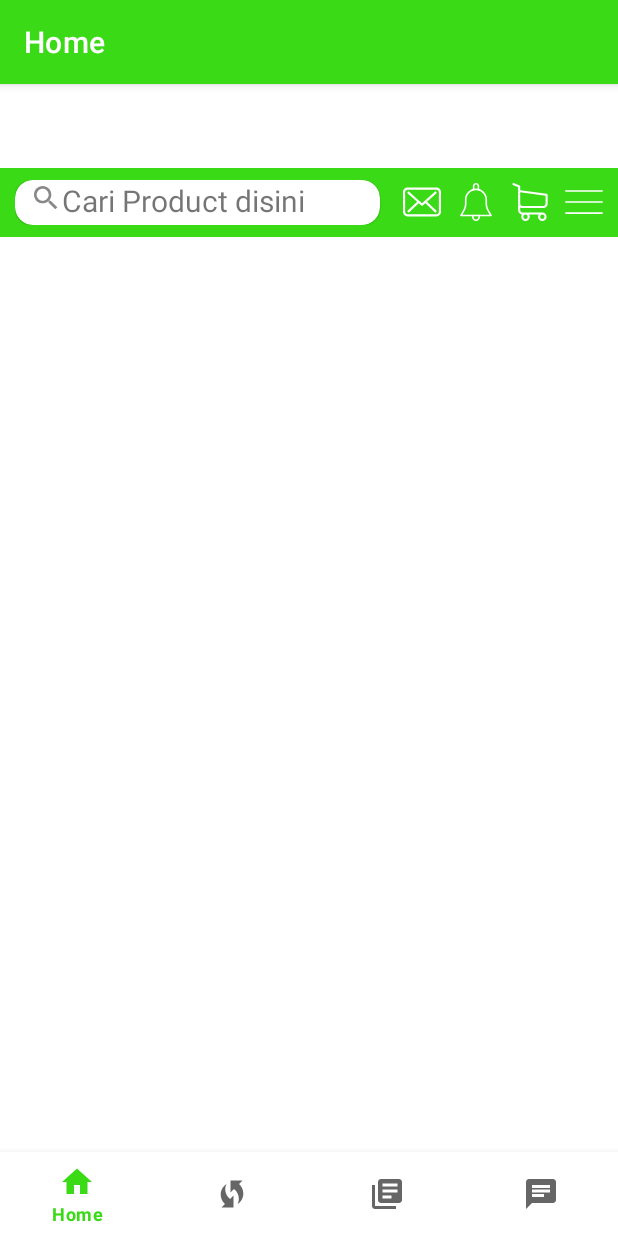
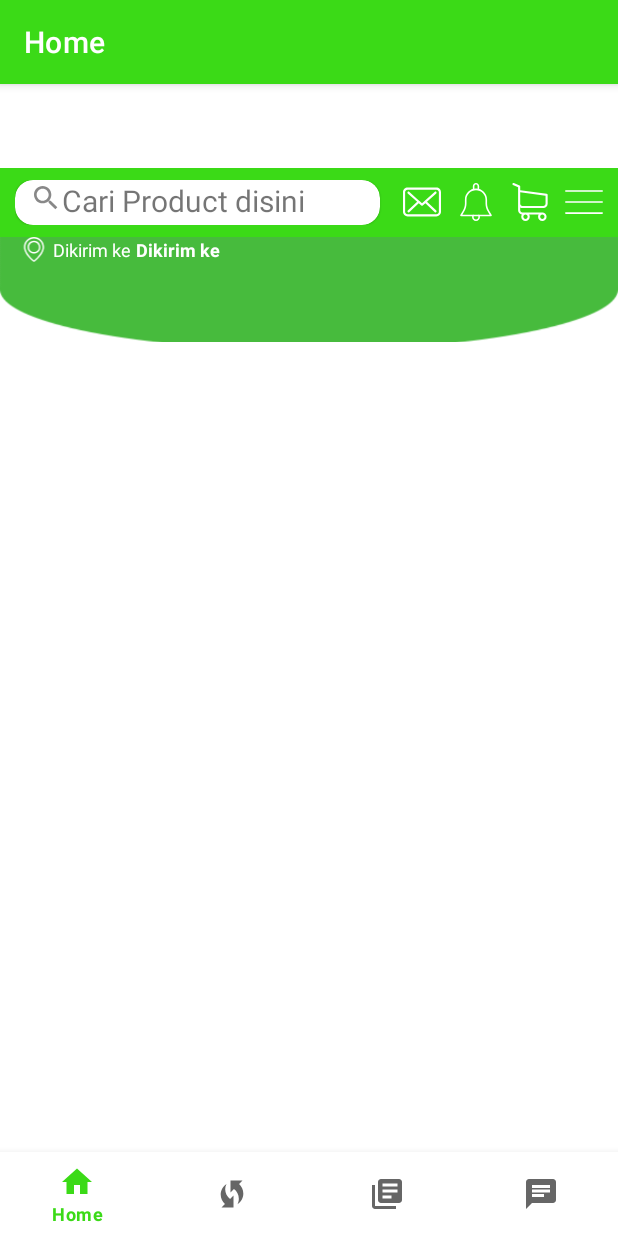
Before and after one commit to Lukmanhakim08/Challage2And5, an Android app: the screen it shows after launch (NavigationActivity), on a phone screen of 412 x 824 dp. Run offline under Robolectric (Android 15) with nearby library versions, the phone set to English and light mode, and no system bars; our stand-ins replace navigation-ui.

Commit message:
add layout

```diff
--- a/app/src/main/res/layout/fragment_home.xml
+++ b/app/src/main/res/layout/fragment_home.xml
@@ -8,79 +8,58 @@
     tools:context=".ui.home.HomeFragment"
     android:orientation="vertical">
 
-    <RelativeLayout
+    <include layout="@layout/fragment_home_toolbar"/>
+
+    <androidx.core.widget.NestedScrollView
         android:layout_width="match_parent"
-        android:layout_height="wrap_content"
-        android:background="@color/green"
-        android:paddingHorizontal="10dp"
-        android:paddingVertical="8dp">
+        android:layout_height="wrap_content">
+        <LinearLayout
+            android:layout_width="match_parent"
+            android:layout_height="wrap_content"
+            android:orientation="vertical">
 
-        <com.google.android.material.card.MaterialCardView
-            android:layout_width="match_parent"
-            android:layout_height="30dp"
-            android:layout_marginRight="10dp"
-            android:layout_toLeftOf="@+id/ly_icon"
-            app:cardCornerRadius="12dp">
+            <RelativeLayout
+                android:layout_width="match_parent"
+                android:layout_height="wrap_content">
 
-            <LinearLayout
-                android:layout_width="match_parent"
-                android:layout_height="wrap_content"
-                android:orientation="horizontal">
+                <ImageView
+                    android:scaleType="centerCrop"
+                    android:layout_width="wrap_content"
+                    android:layout_height="70dp"
+                    android:src="@drawable/asset_top_bg"/>
 
-                <androidx.appcompat.widget.AppCompatImageView
-                    android:layout_marginHorizontal="5dp"
-                    android:src="@drawable/ic_baseline_search_24"
-                    android:layout_width="21dp"
+                <LinearLayout
+                    android:gravity="center_vertical"
+                    android:layout_width="match_parent"
                     android:layout_height="wrap_content"
-                    android:layout_marginStart="10dp"/>
-                <TextView
-                    android:layout_gravity="center_vertical"
-                    android:layout_width="wrap_content"
-                    android:layout_height="wrap_content"
-                    android:text="Cari Product disini"
-                    android:textSize="20dp"/>
+                    android:orientation="horizontal"
+                    android:paddingHorizontal="10dp">
 
-            </LinearLayout>
+                    <androidx.appcompat.widget.AppCompatImageView
+                        android:layout_width="wrap_content"
+                        android:layout_height="match_parent"
+                        app:tint="@color/white"
+                        android:src="@drawable/ic_placeholder"/>
+                    <TextView
+                        android:layout_width="wrap_content"
+                        android:layout_height="wrap_content"
+                        android:text="Dikirim ke"
+                        android:textSize="12sp"
+                        android:textColor="@color/white"/>
+                    <TextView
+                        android:layout_width="wrap_content"
+                        android:layout_height="wrap_content"
+                        android:text="Dikirim ke"
+                        android:textSize="12sp"
+                        android:textColor="@color/white"
+                        android:textStyle="bold"
+                        android:layout_marginStart="3sp"/>
+                </LinearLayout>
 
-        </com.google.android.material.card.MaterialCardView>
-
-        <LinearLayout
-            android:layout_centerVertical="true"
-            android:id="@+id/ly_icon"
-            android:layout_alignParentRight="true"
-            android:layout_width="wrap_content"
-            android:layout_height="wrap_content"
-            android:orientation="horizontal">
-
-            <androidx.appcompat.widget.AppCompatImageView
-                app:tint="@color/white"
-                android:layout_marginHorizontal="5dp"
-                android:src="@drawable/ic_envelope"
-                android:layout_width="wrap_content"
-                android:layout_height="wrap_content"/>
-
-            <androidx.appcompat.widget.AppCompatImageView
-                app:tint="@color/white"
-                android:layout_marginHorizontal="5dp"
-                android:src="@drawable/ic_notification"
-                android:layout_width="wrap_content"
-                android:layout_height="wrap_content"/>
-
-            <androidx.appcompat.widget.AppCompatImageView
-                app:tint="@color/white"
-                android:layout_marginHorizontal="5dp"
-                android:src="@drawable/ic_shopping_cart"
-                android:layout_width="wrap_content"
-                android:layout_height="wrap_content"/>
-
-            <androidx.appcompat.widget.AppCompatImageView
-                app:tint="@color/white"
-                android:layout_marginStart="5dp"
-                android:src="@drawable/ic_menu"
-                android:layout_width="wrap_content"
-                android:layout_height="wrap_content"/>
+            </RelativeLayout>
 
         </LinearLayout>
 
-    </RelativeLayout>
+    </androidx.core.widget.NestedScrollView>
+
 </LinearLayout>
--- /dev/null
+++ b/app/src/main/res/layout/fragment_home_toolbar.xml
@@ -0,0 +1,81 @@
+<?xml version="1.0" encoding="utf-8"?>
+<RelativeLayout
+    xmlns:android="http://schemas.android.com/apk/res/android"
+    xmlns:app="http://schemas.android.com/apk/res-auto"
+    xmlns:tools="http://schemas.android.com/tools"
+    android:layout_width="match_parent"
+    android:layout_height="wrap_content"
+    android:background="@color/green"
+    android:paddingHorizontal="10dp"
+    android:paddingVertical="8dp"
+    android:orientation="vertical">
+
+    <com.google.android.material.card.MaterialCardView
+        android:layout_width="match_parent"
+        android:layout_height="30dp"
+        android:layout_marginRight="10dp"
+        android:layout_toLeftOf="@+id/ly_icon"
+        app:cardCornerRadius="12dp">
+
+        <LinearLayout
+            android:layout_width="match_parent"
+            android:layout_height="wrap_content"
+            android:orientation="horizontal"
+            >
+
+            <androidx.appcompat.widget.AppCompatImageView
+                android:layout_marginHorizontal="5dp"
+                android:src="@drawable/ic_baseline_search_24"
+                android:layout_width="21dp"
+                android:layout_height="wrap_content"
+                android:layout_marginStart="10dp"/>
+            <TextView
+                android:layout_gravity="center_vertical"
+                android:layout_width="wrap_content"
+                android:layout_height="wrap_content"
+                android:text="Cari Product disini"
+                android:textSize="20dp"/>
+
+        </LinearLayout>
+
+    </com.google.android.material.card.MaterialCardView>
+
+    <LinearLayout
+        android:layout_centerVertical="true"
+        android:id="@+id/ly_icon"
+        android:layout_alignParentRight="true"
+        android:layout_width="wrap_content"
+        android:layout_height="wrap_content"
+        android:orientation="horizontal">
+
+        <androidx.appcompat.widget.AppCompatImageView
+            app:tint="@color/white"
+            android:layout_marginHorizontal="5dp"
+            android:src="@drawable/ic_envelope"
+            android:layout_width="wrap_content"
+            android:layout_height="wrap_content"/>
+
+        <androidx.appcompat.widget.AppCompatImageView
+            app:tint="@color/white"
+            android:layout_marginHorizontal="5dp"
+            android:src="@drawable/ic_notification"
+            android:layout_width="wrap_content"
+            android:layout_height="wrap_content"/>
+
+        <androidx.appcompat.widget.AppCompatImageView
+            app:tint="@color/white"
+            android:layout_marginHorizontal="5dp"
+            android:src="@drawable/ic_shopping_cart"
+            android:layout_width="wrap_content"
+            android:layout_height="wrap_content"/>
+
+        <androidx.appcompat.widget.AppCompatImageView
+            app:tint="@color/white"
+            android:layout_marginStart="5dp"
+            android:src="@drawable/ic_menu"
+            android:layout_width="wrap_content"
+            android:layout_height="wrap_content"/>
+
+    </LinearLayout>
+
+</RelativeLayout>
```
